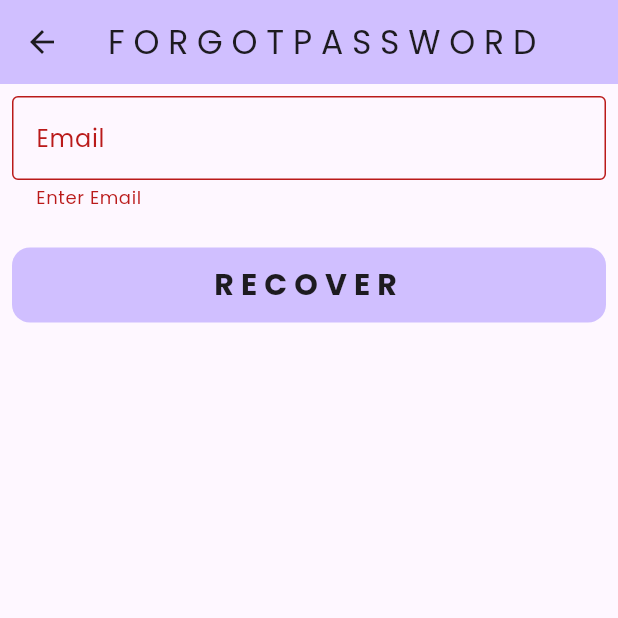
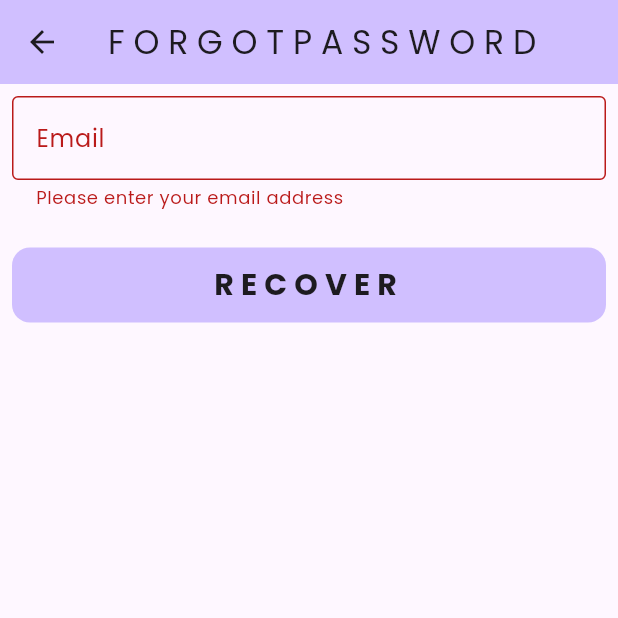
Before and after one commit to VivekYadavDeveloper/NoteHelper, a Flutter app: the ForgotPasswordScreen screen opened directly, after a tap on "R E C O V E R", on a phone screen of 412 x 824 dp, the top half of it. Run offline on Flutter 3.47's test engine with Material 3 defaults, Android fonts, the phone set to English and light mode, and no system bars; our stand-ins replace bloc, cloud_firestore, firebase_auth, firebase_core, firebase_database, firebase_storage and 5 more; accounts and stored records are empty.

Commit message:
Done Forgot Pass

```diff
--- /dev/null
+++ b/lib/Bloc/ForgotBloc/forgot_pass_event.dart
@@ -0,0 +1,10 @@
+part of 'forgot_pass_bloc.dart';
+
+@immutable
+sealed class ForgotPassEvent {}
+
+class ForgotPassButtonPressedEvent extends ForgotPassEvent {
+  final String email;
+
+  ForgotPassButtonPressedEvent({required this.email});
+}
--- /dev/null
+++ b/lib/Bloc/ForgotBloc/forgot_pass_state.dart
@@ -0,0 +1,20 @@
+part of 'forgot_pass_bloc.dart';
+
+@immutable
+sealed class ForgotPassState {}
+
+final class ForgotPassInitial extends ForgotPassState {}
+
+final class ForgotPassLoading extends ForgotPassState {}
+
+final class ForgotPassSuccess extends ForgotPassState {
+  final String? snakeMessage;
+
+  ForgotPassSuccess({required this.snakeMessage});
+}
+
+final class ForgotPassFailer extends ForgotPassState {
+  final String errorMessage;
+
+  ForgotPassFailer({required this.errorMessage});
+}
--- a/lib/Bloc/LoginBloc/login_bloc.dart
+++ b/lib/Bloc/LoginBloc/login_bloc.dart
@@ -12,9 +12,8 @@ part 'login_state.dart';
 class LoginBloc extends Bloc<LoginEvent, LoginState> {
   LoginBloc() : super(LoginInitialState()) {
     on<LoginButtonPressedEvent>((event, emit) async {
+      emit(LoginLoadingState());
       try {
-        emit(LoginLoadingState());
-
         UserCredential userCredential = await FirebaseAuth.instance
             .signInWithEmailAndPassword(
                 email: event.email, password: event.password);
--- a/lib/Bloc/SignupBloc/signup_bloc.dart
+++ b/lib/Bloc/SignupBloc/signup_bloc.dart
@@ -29,7 +29,8 @@ class SignupBloc extends Bloc<SignupEvent, SignupState> {
           'onlineStatus': 'noOne',
           'profileImage': ''
         });
-        if (userCredential.user!.uid != null) {
+        if (userCredential.user!.uid != null ||
+            userCredential.user!.uid != "") {
           emit(SignupSuccess(snakeMessage: "Account Created Successfully!"));
           FlutterToast().toastMessage('Account Created Successfully!');
         }
--- a/lib/core/model/post.model.dart
+++ b/lib/core/model/post.model.dart
@@ -7,8 +7,7 @@ class PostModel {
 
   PostModel(
       {required this.title,
-        required this.taskID,
-
+      required this.taskID,
       required this.taskName,
       required this.dt,
       required this.profileImage});
--- a/lib/main.dart
+++ b/lib/main.dart
@@ -6,6 +6,7 @@ import 'package:flutter_bloc/flutter_bloc.dart';
 import 'package:google_fonts/google_fonts.dart';
 import 'package:note_helper/Bloc/LoginBloc/login_bloc.dart';
 import 'package:note_helper/core/utils/constant/app.color.dart';
+import 'Bloc/ForgotBloc/forgot_pass_bloc.dart';
 import 'Bloc/SignupBloc/signup_bloc.dart';
 import 'firebase_options.dart';
 import 'view/splashScreen/splash.screen.dart';
@@ -32,6 +33,7 @@ void main() async {
   runApp(MultiBlocProvider(providers: [
     BlocProvider(create: (context) => LoginBloc()),
     BlocProvider(create: (context) => SignupBloc()),
+    BlocProvider(create: (context) => ForgotPassBloc()),
   ], child: const MyApp()));
 }
 
--- a/lib/view/forgotPasswordScreen/forgotpass.screen.dart
+++ b/lib/view/Auth/forgotpass.screen.dart
@@ -1,9 +1,11 @@
 import 'package:firebase_auth/firebase_auth.dart';
 import 'package:flutter/material.dart';
 import 'package:flutter/services.dart';
+import 'package:flutter_bloc/flutter_bloc.dart';
 import 'package:note_helper/view/Auth/login.screen.dart';
 import 'package:note_helper/view/widget/custom_button.dart';
 
+import '../../Bloc/ForgotBloc/forgot_pass_bloc.dart';
 import '../widget/flutter.toast.dart';
 
 class ForgotPasswordScreen extends StatefulWidget {
@@ -14,42 +16,14 @@ class ForgotPasswordScreen extends StatefulWidget {
 }
 
 class _ForgotPasswordScreenState extends State<ForgotPasswordScreen> {
+  final TextEditingController fEmailController = TextEditingController();
   final _formKey = GlobalKey<FormState>();
-  final TextEditingController fEmailController = TextEditingController();
-
-  final FirebaseAuth _firebaseAuthentication = FirebaseAuth.instance;
   bool loading = false;
 
   @override
   void dispose() {
     fEmailController.dispose();
     super.dispose();
-  }
-
-  //**** Firebase Authentication LogIn
-  void forgot() {
-    setState(() {
-      loading = true;
-    });
-    _firebaseAuthentication
-        .sendPasswordResetEmail(email: fEmailController.text.toString())
-        .then((value) {
-      // print("Login Key----->  ${userID.toString()}");
-      Navigator.push(context,
-          MaterialPageRoute(builder: (context) => const LoginScreen()));
-
-      setState(() {
-        loading = false;
-      });
-      FlutterToast()
-          .toastMessage("Please Check Your Email To Recover Your Password");
-    }).onError((error, stackTrace) {
-      debugPrint(error.toString());
-      FlutterToast().toastMessage(error.toString());
-      setState(() {
-        loading = false;
-      });
-    });
   }
 
   @override
@@ -82,15 +56,20 @@ class _ForgotPasswordScreenState extends State<ForgotPasswordScreen> {
                             keyboardType: TextInputType.emailAddress,
                             controller: fEmailController,
                             validator: (value) {
-                              if (value!.isEmpty) {
-                                return 'Enter Email';
+                              if (value == null || value.isEmpty) {
+                                return 'Please enter your email address';
+                              }
+                              // Regular expression for email validation
+                              if (!RegExp(
+                                r"^[a-zA-Z0-9.a-zA-Z0-9.!#$%&'*+-/=?^_`{|}~]+@[a-zA-Z0-9]+\.[a-zA-Z]+",
+                              ).hasMatch(value)) {
+                                return 'Please enter a valid email address';
                               }
                               return null;
                             },
                             decoration: const InputDecoration(
                               label: Text("Email"),
-                              hintText: "Email",
-                              helperText: "Enter Your Email",
+                              hintText: "John@gmail.com",
                               border: OutlineInputBorder(),
                             ),
                           ),
@@ -99,14 +78,33 @@ class _ForgotPasswordScreenState extends State<ForgotPasswordScreen> {
                     ),
                   ),
                   const SizedBox(height: 25),
-                  CustomButton(
-                    isLoading: loading,
-                    title: 'R E C O V E R ',
-                    onTap: () {
-                      if (_formKey.currentState!.validate()) {
-                        forgot();
+                  BlocListener<ForgotPassBloc, ForgotPassState>(
+                    listener: (context, state) {
+                      if (state is ForgotPassLoading) {
+                        loading = true;
+                      }
+                      if (state is ForgotPassFailer) {
+                        loading = false;
+                        FlutterToast().toastMessage(state.errorMessage);
+                      }
+                      if (state is ForgotPassSuccess) {
+                        loading = false;
+                        FlutterToast()
+                            .toastMessage(state.snakeMessage.toString());
+                        Navigator.pop(context);
                       }
                     },
+                    child: CustomButton(
+                      isLoading: loading,
+                      title: 'R E C O V E R ',
+                      onTap: () {
+                        if (_formKey.currentState!.validate()) {
+                          context.read<ForgotPassBloc>().add(
+                              ForgotPassButtonPressedEvent(
+                                  email: fEmailController.text.trim()));
+                        }
+                      },
+                    ),
                   ),
                   const SizedBox(height: 20),
                 ],
--- a/lib/view/signUpScreen/signup.screen.dart
+++ b/lib/view/Auth/signup.screen.dart
@@ -25,9 +25,10 @@ class _SignUpScreenState extends State<SignUpScreen> {
   final TextEditingController passwordController = TextEditingController();
   final TextEditingController confirmPasswordController =
       TextEditingController();
+  bool isConfirmPasswordVisible = true;
+  bool isPasswordVisible = true;
+
   bool isLoading = false;
-  bool isPasswordVisible = true;
-  bool isConfirmPasswordVisible = true;
 
   @override
   void dispose() {
--- a/lib/view/verifiePhoneNum/verifie.phone.number.dart
+++ b/lib/view/verifiePhoneNum/verifie.phone.number.dart
@@ -22,7 +22,7 @@ class _VerifyPhoneNumberScreenState extends State<VerifyPhoneNumberScreen> {
         return Column(
           children: <Widget>[
             Center(
-              child: Text("Verifie Number"),
+              child: Text("Verifies Number"),
             )
           ],
         );
```
Also changed, not shown: lib/Bloc/ForgotBloc/forgot_pass_bloc.dart (added, +28 -0 lines), lib/view/Auth/login.screen.dart (+13 -37 lines), lib/view/AddScreen/add.task.screen.dart (renamed from lib/view/addScreen/add.task.screen.dart), lib/view/Auth/login.with.phone.dart (renamed from lib/view/loginAuth/login.with.phone.dart).
